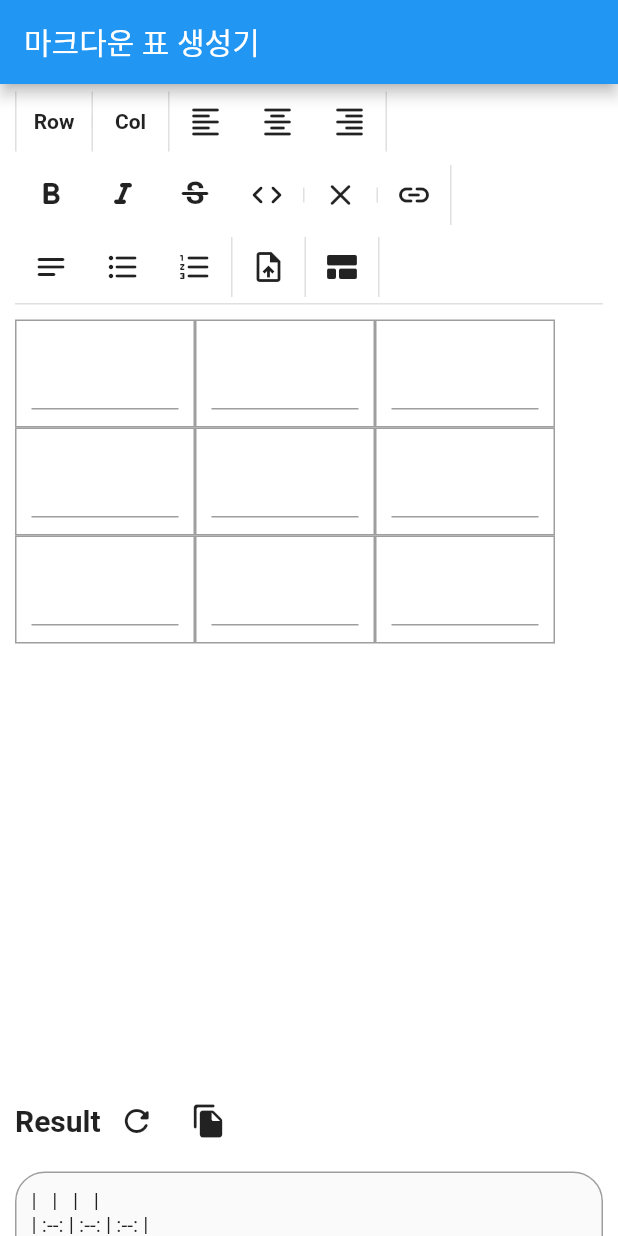
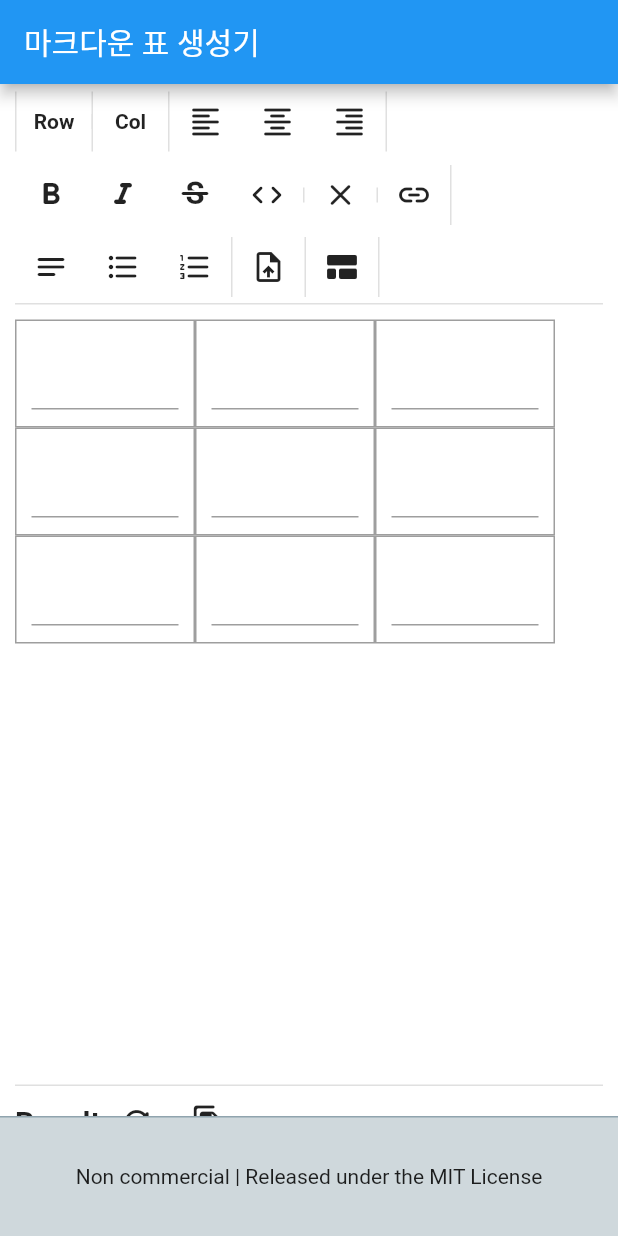
Before and after one commit to cyj893/MarkdownTableGenerator, a Flutter app: the screen it shows after launch, on a phone screen of 412 x 824 dp. Run offline on Flutter 3.47's test engine with Material 2 defaults, Android fonts, the phone set to English and light mode, and no system bars; our stand-ins replace cross_file, file_picker; missing offline and left inert: adaptive_scrollbar, cp949, desktop_drop; Roboto replaces fonts that are missing (D2Coding).

Commit message:
add description container

```diff
--- /dev/null
+++ b/lib/description_container.dart
@@ -0,0 +1,27 @@
+import 'package:flutter/material.dart';
+
+class DescriptionContainer extends StatelessWidget {
+
+  const DescriptionContainer({
+    Key? key,
+  }) : super(key: key);
+
+  @override
+  Widget build(BuildContext context) {
+    return Container(
+      decoration: BoxDecoration(
+        color: Colors.blueGrey[100],
+        border: Border(top: BorderSide(color: Colors.blueGrey[300]!)),
+      ),
+      width: MediaQuery.of(context).size.width,
+      height: 80,
+      child: Column(
+        mainAxisAlignment: MainAxisAlignment.center,
+        children: const [
+          Text("Non commercial | Released under the MIT License"),
+        ],
+      ),
+    );
+  }
+
+}
--- a/lib/my_home_page.dart
+++ b/lib/my_home_page.dart
@@ -1,4 +1,5 @@
 import 'package:flutter/material.dart';
+import 'package:markdown_table_generator/description_container.dart';
 
 import 'my_div.dart';
 import 'table_manager/table_helper.dart';
@@ -31,7 +32,10 @@ class _MyHomePageState extends State<MyHomePage> {
       appBar: AppBar(
         title: const Text("마크다운 표 생성기", style: TextStyle(fontFamily: "D2Coding"),),
       ),
-      body: Padding(
+      body: Column(
+        children: [
+          Expanded(
+            child: Padding(
               padding: const EdgeInsets.only(left: 10, right: 10),
               child: SingleChildScrollView(
                 child: Column(
@@ -47,11 +51,17 @@ class _MyHomePageState extends State<MyHomePage> {
                       child: tableHelper.tableManager!,
                     ),
                     const SizedBox(height: 10,),
+                    horizontalDiv(MediaQuery.of(context).size.width),
                     const ShowRes(),
+                    const SizedBox(height: 10,),
                   ],
                 ),
               ),
             ),
+          ),
+          const DescriptionContainer(),
+        ],
+      ),
     );
   }
 }
```
Lines whose indentation alone changed are shown as unchanged.
